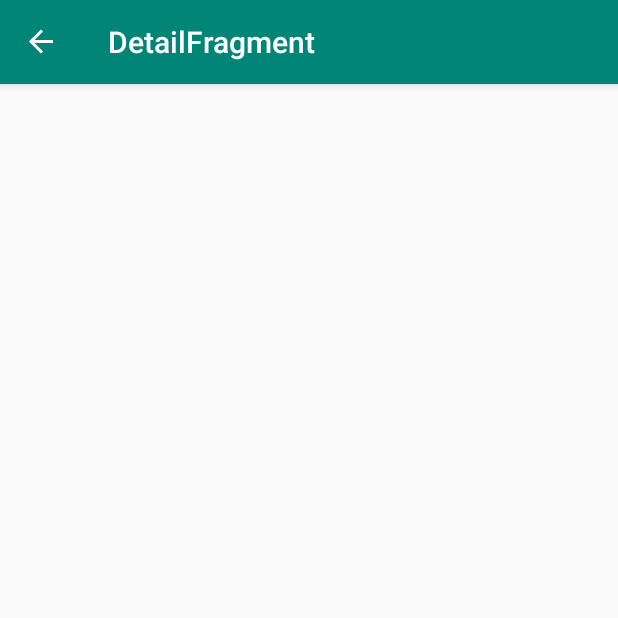
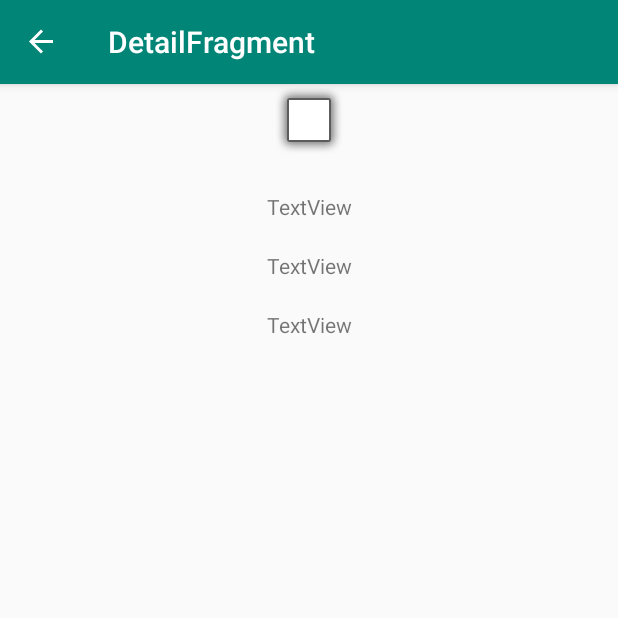
Before and after one commit to ionutlearning/jetpackOne, an Android app: the DetailFragment screen opened through its navigation route, on a phone screen of 412 x 824 dp, the top half of it. Run offline under Robolectric (Android 15) with nearby library versions, the phone set to English and light mode, and no system bars; our stand-ins replace data binding, navigation-ui.

Commit message:
layout 2

```diff
--- a/app/src/main/res/layout/fragment_detail.xml
+++ b/app/src/main/res/layout/fragment_detail.xml
@@ -8,5 +8,43 @@
         android:layout_height="match_parent"
         tools:context=".view.DetailFragment">
 
+        <ImageView
+            android:id="@+id/dogImg"
+            android:layout_width="wrap_content"
+            android:layout_height="wrap_content"
+            android:src="@android:drawable/alert_light_frame"
+            app:layout_constraintEnd_toEndOf="parent"
+            app:layout_constraintStart_toStartOf="parent"
+            tools:layout_editor_absoluteY="89dp" />
+
+        <TextView
+            android:id="@+id/dogName"
+            android:layout_width="wrap_content"
+            android:layout_height="wrap_content"
+            android:text="TextView"
+            android:layout_marginTop="20dp"
+            app:layout_constraintEnd_toEndOf="parent"
+            app:layout_constraintStart_toStartOf="parent"
+            app:layout_constraintTop_toBottomOf="@+id/dogImg" />
+
+        <TextView
+            android:id="@+id/dogPurpose"
+            android:layout_width="wrap_content"
+            android:layout_height="wrap_content"
+            android:text="TextView"
+            android:layout_marginTop="20dp"
+            app:layout_constraintEnd_toEndOf="parent"
+            app:layout_constraintStart_toStartOf="parent"
+            app:layout_constraintTop_toBottomOf="@+id/dogName" />
+
+        <TextView
+            android:id="@+id/dogAge"
+            android:layout_width="wrap_content"
+            android:layout_height="wrap_content"
+            android:text="TextView"
+            android:layout_marginTop="20dp"
+            app:layout_constraintEnd_toEndOf="parent"
+            app:layout_constraintStart_toStartOf="parent"
+            app:layout_constraintTop_toBottomOf="@+id/dogPurpose" />
     </androidx.constraintlayout.widget.ConstraintLayout>
 </layout>
```
Also changed, not shown: app/src/main/res/layout/dog_item.xml (added, +45 -0 lines), app/src/main/res/layout/fragment_list.xml (+41 -2 lines).
